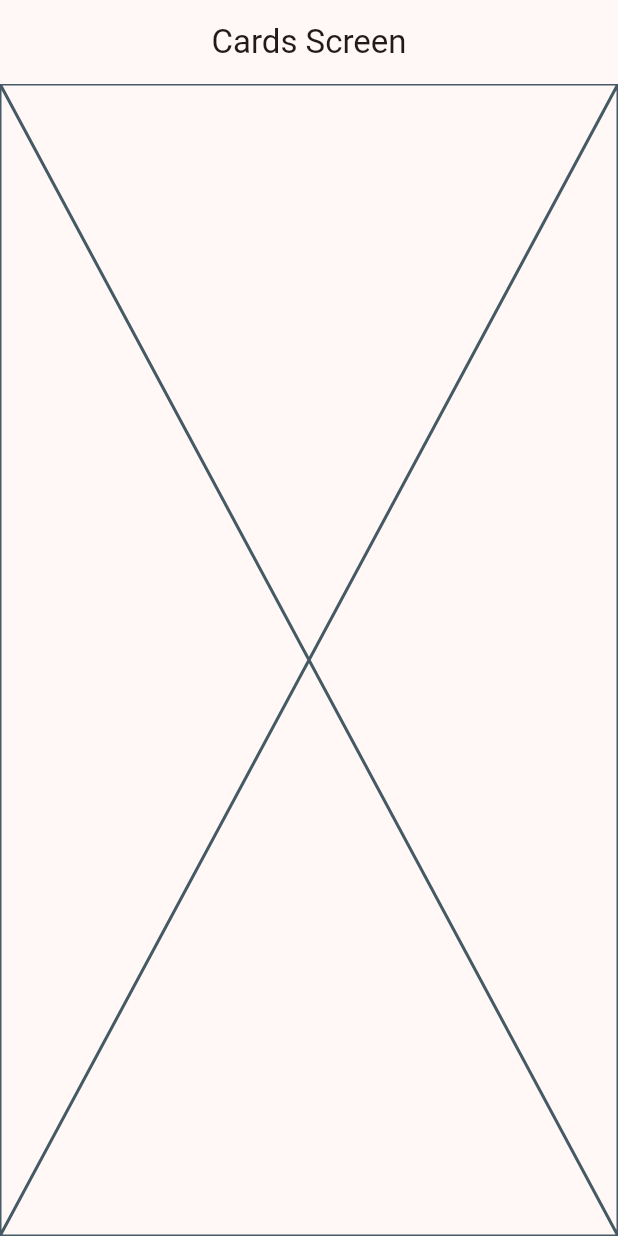
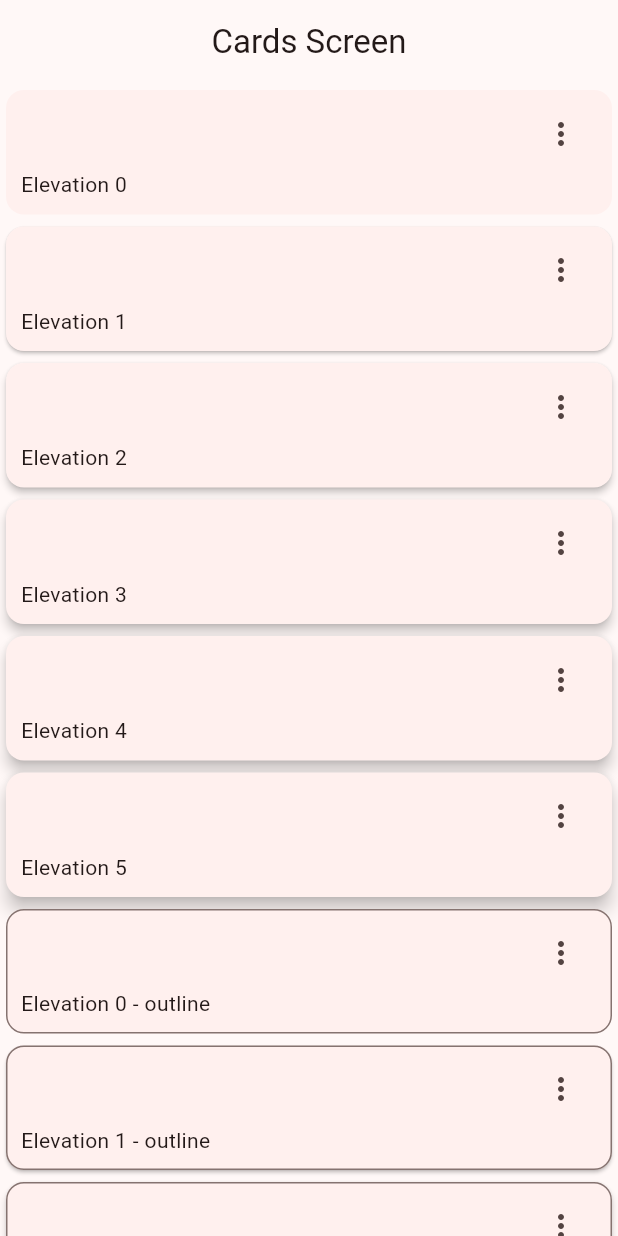
Before and after one commit to harojortiz/widgets-app, a Flutter app: the CardsScreen screen opened by its route, on a phone screen of 412 x 824 dp. Run offline on Flutter 3.47's test engine with Material 3 defaults, Android fonts, the phone set to English and light mode, and no system bars; our stand-ins replace go_router.

Commit message:
tarjetas con bordes

```diff
--- a/lib/presentation/screens/cards/cards_screen.dart
+++ b/lib/presentation/screens/cards/cards_screen.dart
@@ -1,4 +1,13 @@
 import 'package:flutter/material.dart';
+
+const cards = <Map<String, dynamic>>[
+  {'elevation': 0.0, 'label': 'Elevation 0'},
+  {'elevation': 1.0, 'label': 'Elevation 1'},
+  {'elevation': 2.0, 'label': 'Elevation 2'},
+  {'elevation': 3.0, 'label': 'Elevation 3'},
+  {'elevation': 4.0, 'label': 'Elevation 4'},
+  {'elevation': 5.0, 'label': 'Elevation 5'},
+];
 
 class CardsScreen extends StatelessWidget {
   static const String name = 'cards_screen';
@@ -11,7 +20,96 @@ class CardsScreen extends StatelessWidget {
       appBar: AppBar(
         title: const Text('Cards Screen'),
       ),
-      body: const Placeholder(),
+      body: const _CardsView(),
     );
   }
 }
+
+class _CardsView extends StatelessWidget {
+  const _CardsView();
+
+  @override
+  Widget build(BuildContext context) {
+    return SingleChildScrollView(
+      child: Column(
+        children: [
+          ...cards.map(
+            (card) =>
+                _CardType1(elevation: card['elevation'], label: card['label']),
+          ),
+          ...cards.map(
+            (card) =>
+                _CardType2(elevation: card['elevation'], label: card['label']),
+          ),
+        ],
+      ),
+    );
+  }
+}
+
+class _CardType1 extends StatelessWidget {
+  final String label;
+  final double elevation;
+
+  const _CardType1({required this.label, required this.elevation});
+
+  @override
+  Widget build(BuildContext context) {
+    return Card(
+      elevation: elevation,
+      child: Padding(
+        padding: const EdgeInsets.fromLTRB(10, 5, 10, 10),
+        child: Column(
+          children: [
+            Align(
+                alignment: Alignment.topRight,
+                child: IconButton(
+                  icon: const Icon(Icons.more_vert_outlined),
+                  onPressed: () {},
+                )),
+            Align(
+              alignment: Alignment.bottomLeft,
+              child: Text(label),
+            ),
+          ],
+        ),
+      ),
+    );
+  }
+}
+
+class _CardType2 extends StatelessWidget {
+  final String label;
+  final double elevation;
+
+  const _CardType2({required this.label, required this.elevation});
+
+  @override
+  Widget build(BuildContext context) {
+    final colors = Theme.of(context).colorScheme;
+
+    return Card(
+      shape: RoundedRectangleBorder(
+          borderRadius: const BorderRadius.all(Radius.circular(12)),
+          side: BorderSide(color: colors.outline)),
+      elevation: elevation,
+      child: Padding(
+        padding: const EdgeInsets.fromLTRB(10, 5, 10, 10),
+        child: Column(
+          children: [
+            Align(
+                alignment: Alignment.topRight,
+                child: IconButton(
+                  icon: const Icon(Icons.more_vert_outlined),
+                  onPressed: () {},
+                )),
+            Align(
+              alignment: Alignment.bottomLeft,
+              child: Text('$label - outline'),
+            ),
+          ],
+        ),
+      ),
+    );
+  }
+}
```
